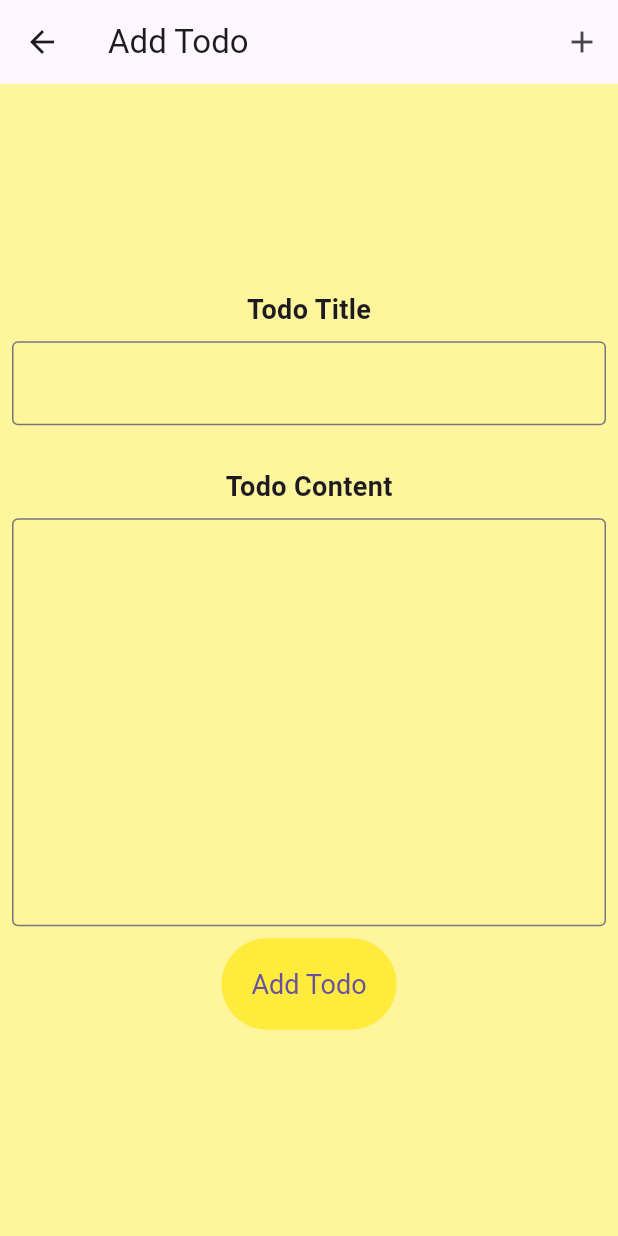
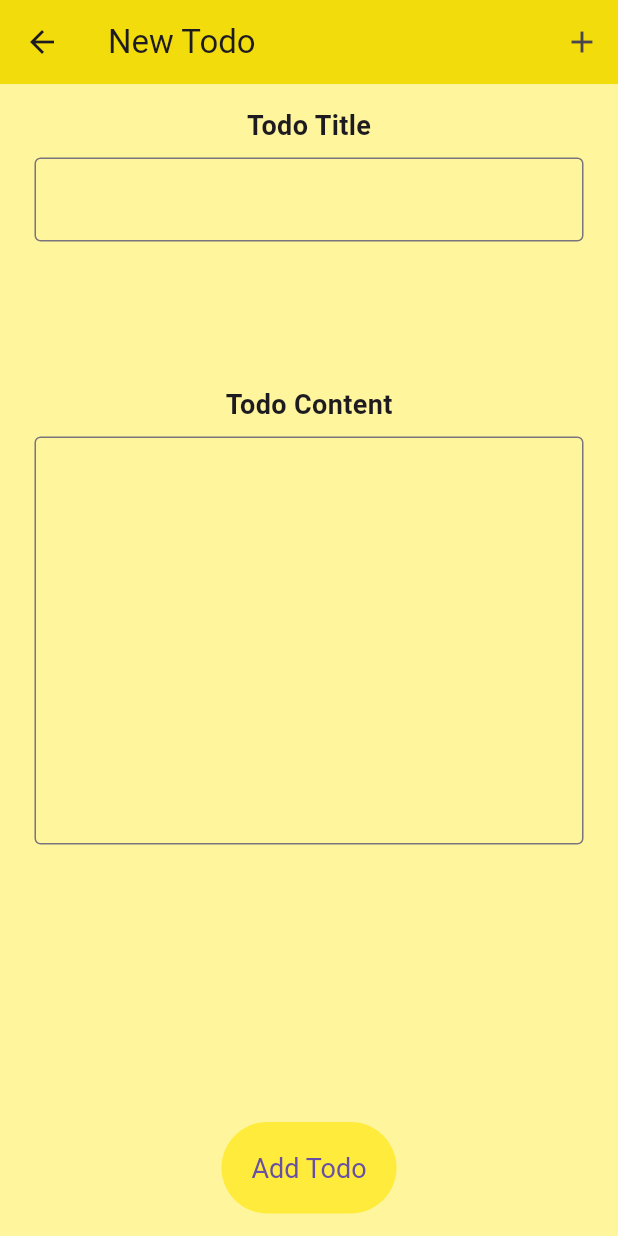
Before and after one commit to Elabs-llc/PRODIGY_AD_02, a Flutter app: the screen it shows after launch, after a tap on the "add" icon, on a phone screen of 412 x 824 dp. Run offline on Flutter 3.47's test engine with Material 3 defaults, Android fonts, the phone set to English and light mode, and no system bars; our stand-ins replace flutter_riverpod, flutter_slidable, sqflite; accounts and stored records are empty.

Commit message:
adding databse and fixing bugs v1

```diff
--- a/lib/models/todo_model.dart
+++ b/lib/models/todo_model.dart
@@ -1,12 +1,35 @@
 class TodoModel {
-  int todoId;
+  int? todoId;
   String todoTitle;
   String todoDescription;
-  bool isCompleted;
+  String dateAdded;
+  bool isCompleted = false;
 
-  TodoModel(
-      {required this.todoId,
-      required this.todoTitle,
-      required this.todoDescription,
-      required this.isCompleted});
+  TodoModel({
+    this.todoId,
+    required this.todoTitle,
+    required this.todoDescription,
+    required this.dateAdded,
+    this.isCompleted = false,
+  });
+
+  factory TodoModel.fromMap(Map<String, dynamic> map) {
+    return TodoModel(
+      todoId: map['id'],
+      todoTitle: map['title'],
+      todoDescription: map['description'],
+      dateAdded: map['date_added'],
+      isCompleted: map['completed'],
+    );
+  }
+
+  Map<String, dynamic> toMap() {
+    return {
+      'id': todoId,
+      'title': todoTitle,
+      'description': todoDescription,
+      'date_added': dateAdded,
+      'completed': isCompleted ? 1 : 0,
+    };
+  }
 }
--- a/lib/pages/add.dart
+++ b/lib/pages/add.dart
@@ -1,16 +1,41 @@
+import 'package:flutter/foundation.dart';
 import 'package:flutter/material.dart';
 import 'package:flutter_riverpod/flutter_riverpod.dart';
+import 'package:todo/data/database_helper.dart';
+import 'package:todo/models/todo_model.dart';
 import 'package:todo/providers/todo_provider.dart';
+import 'package:intl/intl.dart';
 
 class AddTodo extends ConsumerWidget {
   const AddTodo({super.key});
 
-  void _addTodo(WidgetRef ref, TextEditingController titleController,
-      TextEditingController contentController, BuildContext context) {
+  Future<void> _addTodo(WidgetRef ref, TextEditingController titleController,
+      TextEditingController contentController, BuildContext context) async {
     if (titleController.text.isNotEmpty && contentController.text.isNotEmpty) {
       ref
           .read(todoProvider.notifier)
           .addTodo(titleController.text, contentController.text);
+
+      // Initialize the database
+      final dbHelper = DatabaseHelper();
+      final database = await dbHelper.database;
+
+      // Get the current date and time
+      DateTime now = DateTime.now();
+      String formattedDate = DateFormat('yyyy-MM-dd HH:mm:ss').format(now);
+
+      // Store records in database
+      TodoModel todo = TodoModel(
+        todoTitle: titleController.text,
+        todoDescription: contentController.text,
+        dateAdded: formattedDate,
+        isCompleted: false,
+      );
+      int id = await DatabaseHelper.addTodo(todo);
+      if (kDebugMode) {
+        print('Todo added with id: $id');
+      }
+
       titleController.clear();
       contentController.clear();
       Navigator.pop(context);
@@ -29,7 +54,8 @@ class AddTodo extends ConsumerWidget {
     return Scaffold(
       backgroundColor: Colors.yellow[200],
       appBar: AppBar(
-        title: const Text('Add Todo'),
+        backgroundColor: const Color.fromARGB(255, 243, 220, 12),
+        title: const Text('New Todo'),
         actions: [
           IconButton(
             icon: const Icon(Icons.add),
@@ -40,7 +66,10 @@ class AddTodo extends ConsumerWidget {
           ),
         ],
       ),
-      body: Center(
+      body: SafeArea(
+        child: Center(
+          child: Padding(
+            padding: const EdgeInsets.all(15.0),
             child: Column(
               mainAxisSize: MainAxisSize.min,
               children: [
@@ -52,7 +81,9 @@ class AddTodo extends ConsumerWidget {
                   ),
                   textAlign: TextAlign.left,
                 ),
-            Padding(
+                Expanded(
+                  flex: 1,
+                  child: Padding(
                     padding: const EdgeInsets.all(8.0),
                     child: TextField(
                       controller: titleController,
@@ -61,8 +92,9 @@ class AddTodo extends ConsumerWidget {
                       ),
                     ),
                   ),
+                ),
                 const SizedBox(
-              height: 20,
+                  height: 5,
                 ),
                 const Text(
                   "Todo Content",
@@ -72,7 +104,9 @@ class AddTodo extends ConsumerWidget {
                   ),
                   textAlign: TextAlign.left,
                 ),
-            Padding(
+                Expanded(
+                  flex: 3,
+                  child: Padding(
                     padding: const EdgeInsets.all(8.0),
                     child: TextField(
                       controller: contentController,
@@ -82,9 +116,11 @@ class AddTodo extends ConsumerWidget {
                       ),
                     ),
                   ),
+                ),
                 TextButton(
                     onPressed: () {
-                  _addTodo(ref, titleController, contentController, context);
+                      _addTodo(
+                          ref, titleController, contentController, context);
                     },
                     style: const ButtonStyle(
                         backgroundColor: WidgetStatePropertyAll(Colors.yellow),
@@ -93,8 +129,10 @@ class AddTodo extends ConsumerWidget {
                           color: Colors.white,
                           fontSize: 18.0,
                         ))),
-                child: const Text("Add Todo"))
+                    child: const Text("Add Todo")),
               ],
+            ),
+          ),
         ),
       ),
     );
--- a/lib/pages/home.dart
+++ b/lib/pages/home.dart
@@ -13,12 +13,14 @@ class MyHomePage extends ConsumerWidget {
   Widget build(BuildContext context, WidgetRef ref) {
     // Get all todos
     List<TodoModel> todos = ref.watch(todoProvider);
+
     // active todo list
     List<TodoModel> activeTodos = todos
         .where(
           (todo) => todo.isCompleted == false,
         )
         .toList();
+
     // completed todo list
     List<TodoModel> completedTodo = todos
         .where(
@@ -29,6 +31,7 @@ class MyHomePage extends ConsumerWidget {
     return Scaffold(
       backgroundColor: Colors.yellow[200],
       appBar: AppBar(
+        backgroundColor: const Color.fromARGB(255, 243, 220, 12),
         title: const Text("Todo"),
         actions: [
           completedTodo.isEmpty
@@ -42,15 +45,32 @@ class MyHomePage extends ConsumerWidget {
                 ),
         ],
       ),
-      body: ListView.builder(
+      body: SafeArea(
+        child: ListView.builder(
             itemCount: activeTodos.length + 1,
             itemBuilder: (context, index) {
               if (activeTodos.isEmpty) {
                 return const Padding(
-                padding: EdgeInsets.only(top: 300.0),
-                child: Center(
+                  padding: EdgeInsets.only(top: 200.0, left: 20.0, right: 20.0),
+                  child: Column(
+                    mainAxisAlignment: MainAxisAlignment.center,
+                    children: [
+                      Image(
+                        image: AssetImage('assets/images/box.png'),
+                        width: 150.0,
+                      ),
+                      SizedBox(
+                        height: 20.0,
+                      ),
+                      Center(
                         child: Text(
-                      "No Todos Available, add new one using the  button below!"),
+                          "No Todos Available, add new one using the  button below!",
+                          style: TextStyle(
+                            fontSize: 20.0,
+                          ),
+                        ),
+                      ),
+                    ],
                   ),
                 );
               } else if (index == activeTodos.length) {
@@ -72,7 +92,7 @@ class MyHomePage extends ConsumerWidget {
                     SlidableAction(
                       onPressed: (context) => ref
                           .watch(todoProvider.notifier)
-                        .deleteTodo(activeTodos[index].todoId),
+                          .deleteTodo(activeTodos[index].todoId!),
                       icon: Icons.delete,
                       backgroundColor: Colors.redAccent,
                     ),
@@ -82,7 +102,7 @@ class MyHomePage extends ConsumerWidget {
                     SlidableAction(
                       onPressed: (context) => ref
                           .watch(todoProvider.notifier)
-                        .completeTodo(activeTodos[index].todoId),
+                          .completeTodo(activeTodos[index].todoId!),
                       icon: Icons.check_circle_outline,
                       backgroundColor: Colors.lightGreen,
                     ),
@@ -103,6 +123,7 @@ class MyHomePage extends ConsumerWidget {
                 );
               }
             }),
+      ),
       floatingActionButton: FloatingActionButton(
         onPressed: () {
           Navigator.of(context)
```
Also changed, not shown: lib/data/database_helper.dart (+47 -5 lines), lib/data/helper.dart (added, +8 -0 lines), lib/pages/complete.dart (+5 -2 lines), lib/providers/todo_provider.dart (+5 -2 lines), pubspec.yaml (+5 -3 lines), assets/images/box.png (added), pubspec.lock. Lines whose indentation alone changed are shown as unchanged.
